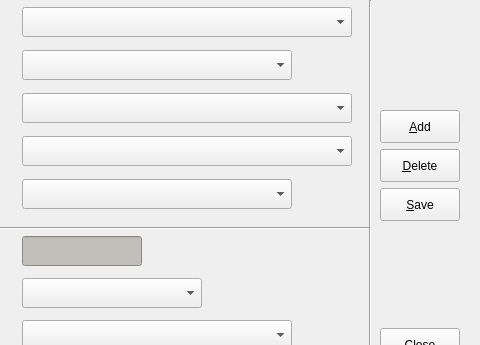
Above: code/pyqt/gui/penshootout_entry.ui from soccermetrics/marcotti-desktop before the change; both pictures show x 160 to 640 and y 0 to 345 of the 640 by 500 pixel window. Below: the same form after it.
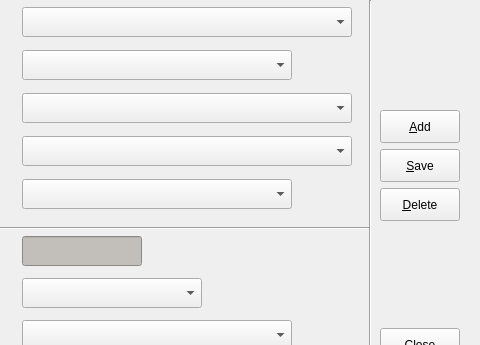
That is the form after the change. Icons and pictures are not drawn.

Commit message: Corrected tool-tip on Save button in UIs (Closed #95)

```diff
--- a/code/pyqt/gui/penshootout_entry.ui
+++ b/code/pyqt/gui/penshootout_entry.ui
@@ -203,6 +203,32 @@
       </property>
      </widget>
     </item>
+    <item>
+     <widget class="QPushButton" name="saveEntry">
+      <property name="minimumSize">
+       <size>
+        <width>80</width>
+        <height>33</height>
+       </size>
+      </property>
+      <property name="maximumSize">
+       <size>
+        <width>80</width>
+        <height>33</height>
+       </size>
+      </property>
+      <property name="toolTip">
+       <string>Save Entry</string>
+      </property>
+      <property name="text">
+       <string>&amp;Save</string>
+      </property>
+      <property name="icon">
+       <iconset resource="fmrd_resources.qrc">
+        <normaloff>:/images/save.png</normaloff>:/images/save.png</iconset>
+      </property>
+     </widget>
+    </item>
     <item>
      <widget class="QPushButton" name="deleteEntry">
       <property name="minimumSize">
@@ -229,32 +255,6 @@
       </property>
      </widget>
     </item>
-    <item>
-     <widget class="QPushButton" name="saveEntry">
-      <property name="minimumSize">
-       <size>
-        <width>80</width>
-        <height>33</height>
-       </size>
-      </property>
-      <property name="maximumSize">
-       <size>
-        <width>80</width>
-        <height>33</height>
-       </size>
-      </property>
-      <property name="toolTip">
-       <string>Save Record to Database</string>
-      </property>
-      <property name="text">
-       <string>&amp;Save</string>
-      </property>
-      <property name="icon">
-       <iconset resource="fmrd_resources.qrc">
-        <normaloff>:/images/save.png</normaloff>:/images/save.png</iconset>
-      </property>
-     </widget>
-    </item>
     <item>
      <spacer name="verticalSpacer_2">
       <property name="orientation">
```
The commit also changes 63 other files.
